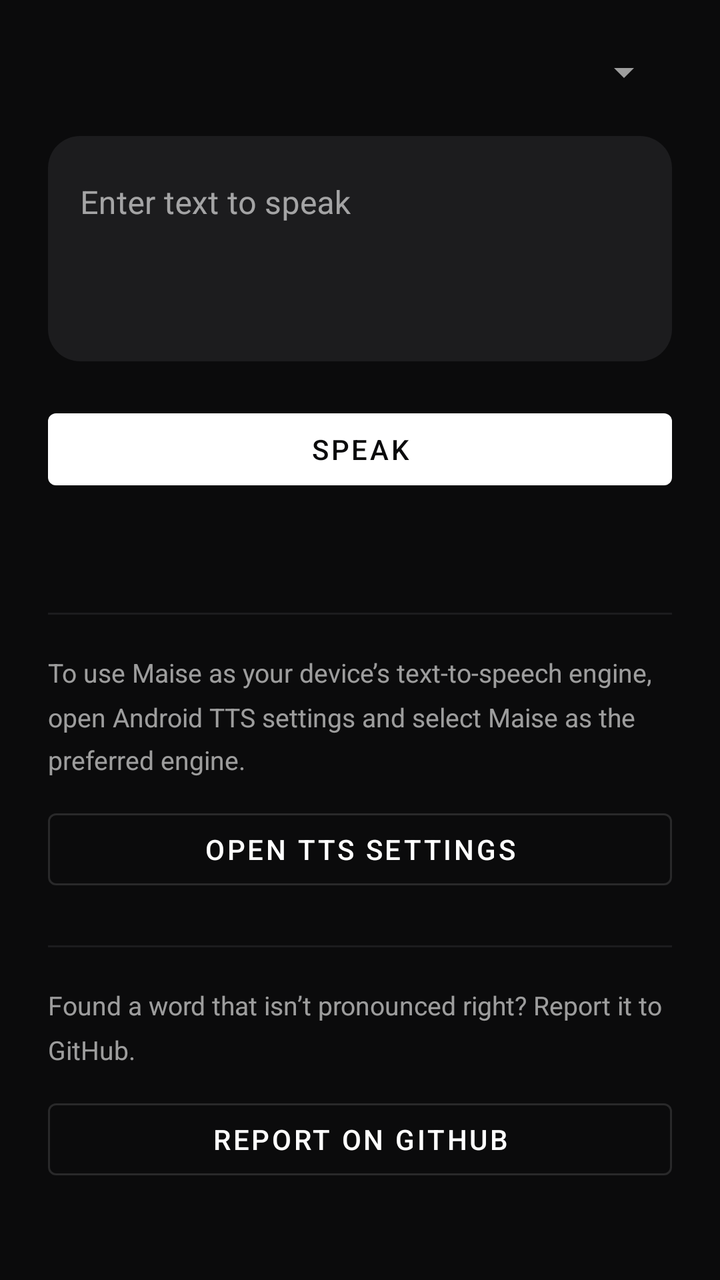
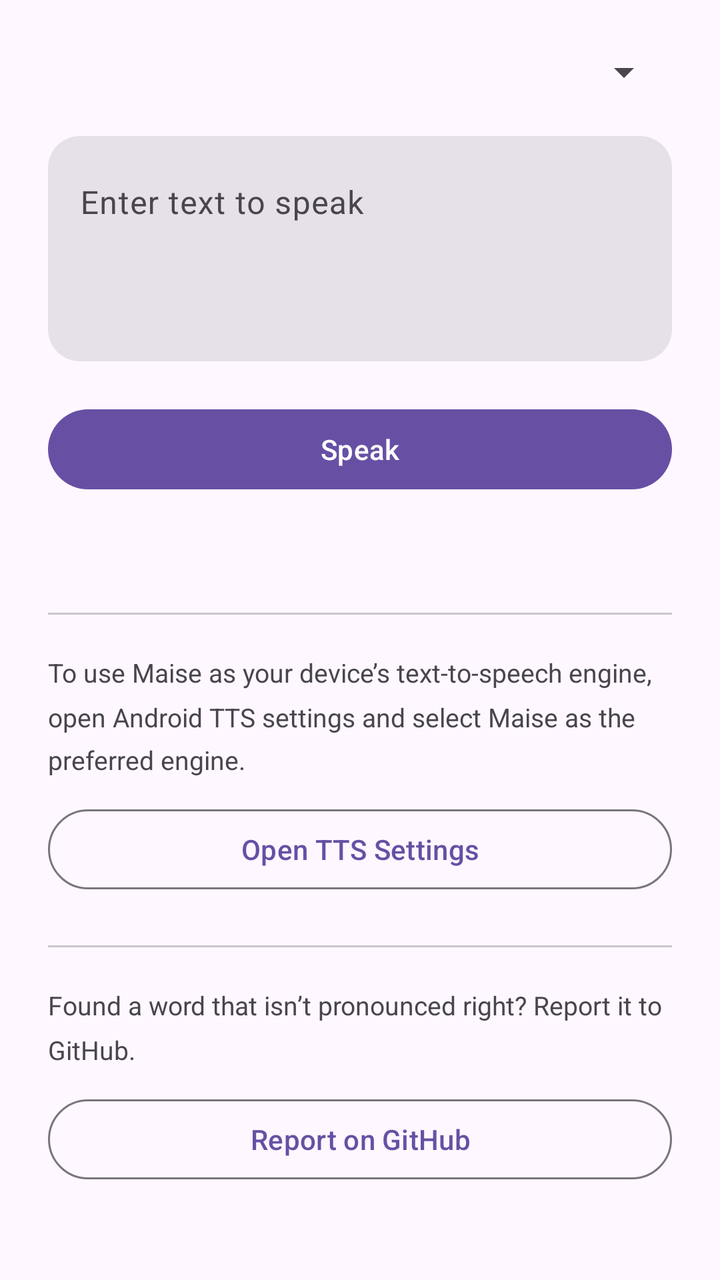

The first picture is an Android layout as it rendered before a commit; the second is the same layout after the commit. The layout source and the unified diff follow.
<!-- AndroidManifest.xml: application theme Theme.Maise -->
<!-- res/layout/fragment_tts.xml -->
<?xml version="1.0" encoding="utf-8"?>
<ScrollView
    xmlns:android="http://schemas.android.com/apk/res/android"
    android:layout_width="match_parent"
    android:layout_height="match_parent"
    android:background="@color/app_background"
    android:fillViewport="true">

    <LinearLayout
        android:layout_width="match_parent"
        android:layout_height="wrap_content"
        android:orientation="vertical"
        android:gravity="center_horizontal"
        android:padding="24dp">

        <Spinner
            android:id="@+id/voiceSpinner"
            android:layout_width="match_parent"
            android:layout_height="wrap_content"
            android:layout_marginBottom="20dp"
            android:popupBackground="@color/surface" />

        <com.google.android.material.textfield.TextInputLayout
            android:layout_width="match_parent"
            android:layout_height="wrap_content"
            android:hint="Enter text to speak"
            android:layout_marginBottom="20dp"
            style="@style/RoundedFilledInput">

            <com.google.android.material.textfield.TextInputEditText
                android:id="@+id/inputText"
                android:layout_width="match_parent"
                android:layout_height="wrap_content"
                android:inputType="textMultiLine"
                android:minLines="4"
                android:gravity="top"
                android:textColor="@color/on_surface"
                android:background="@null" />

        </com.google.android.material.textfield.TextInputLayout>

        <Button
            android:id="@+id/speakButton"
            android:layout_width="match_parent"
            android:layout_height="wrap_content"
            android:text="Speak" />

        <TextView
            android:id="@+id/statusText"
            android:layout_width="match_parent"
            android:layout_height="wrap_content"
            android:layout_marginTop="16dp"
            android:text=""
            android:textColor="@color/hint_text"
            android:textSize="13sp"
            android:gravity="center" />

        <View
            android:layout_width="match_parent"
            android:layout_height="1dp"
            android:layout_marginTop="24dp"
            android:layout_marginBottom="20dp"
            android:background="@color/surface" />

        <TextView
            android:layout_width="match_parent"
            android:layout_height="wrap_content"
            android:layout_marginBottom="12dp"
            android:text="To use Maise as your device&#8217;s text-to-speech engine, open Android TTS settings and select Maise as the preferred engine."
            android:textColor="@color/hint_text"
            android:textSize="13sp"
            android:lineSpacingMultiplier="1.4" />

        <Button
            android:id="@+id/openSettingsButton"
            android:layout_width="match_parent"
            android:layout_height="wrap_content"
            android:text="Open TTS Settings"
            style="?attr/materialButtonOutlinedStyle" />

        <View
            android:layout_width="match_parent"
            android:layout_height="1dp"
            android:layout_marginTop="24dp"
            android:layout_marginBottom="20dp"
            android:background="@color/surface" />

        <TextView
            android:layout_width="match_parent"
            android:layout_height="wrap_content"
            android:layout_marginBottom="12dp"
            android:text="Found a word that isn&#8217;t pronounced right? Report it to GitHub."
            android:textColor="@color/hint_text"
            android:textSize="13sp"
            android:lineSpacingMultiplier="1.4" />

        <Button
            android:id="@+id/reportButton"
            android:layout_width="match_parent"
            android:layout_height="wrap_content"
            android:text="Report on GitHub"
            style="?attr/materialButtonOutlinedStyle" />

    </LinearLayout>

</ScrollView>
<!-- resources referenced by this layout -->
<resources>
  <color name="app_background">#0b0b0c</color>
  <color name="hint_text">#99FFFFFF</color>
  <color name="on_surface">#FFFFFF</color>
  <color name="surface">#1c1c1e</color>
  <style name="RoundedFilledInput" parent="Widget.MaterialComponents.TextInputLayout.FilledBox">
          <item name="boxStrokeWidth">0dp</item>
          <item name="boxStrokeWidthFocused">0dp</item>
          <item name="boxBackgroundColor">@color/surface</item>
          <item name="shapeAppearanceOverlay">@style/RoundedCornerShape</item>
          <item name="hintTextColor">@color/hint_text</item>
          <item name="android:textColorHint">@color/hint_text</item>
      </style>
  <style name="Theme.Maise" parent="Theme.MaterialComponents.DayNight.NoActionBar">
          <item name="colorPrimary">@color/on_surface</item>
          <item name="colorOnPrimary">@color/app_background</item>
          <item name="colorPrimaryVariant">@color/surface</item>
          <item name="colorSurface">@color/surface</item>
          <item name="colorOnSurface">@color/on_surface</item>
          <item name="android:windowBackground">@color/app_background</item>
          <item name="android:textColorPrimary">@color/on_surface</item>
          <item name="android:textColorSecondary">@color/hint_text</item>
          <item name="android:statusBarColor">@color/app_background</item>
          <item name="android:windowLightStatusBar" tools:targetApi="m">false</item>
      </style>
  <style name="RoundedCornerShape">
          <item name="cornerFamily">rounded</item>
          <item name="cornerSize">16dp</item>
      </style>
</resources>

<!-- the commit's change to res/layout/fragment_tts.xml (unified diff, before → after) -->
@@ -3,7 +3,6 @@
     xmlns:android="http://schemas.android.com/apk/res/android"
     android:layout_width="match_parent"
     android:layout_height="match_parent"
-    android:background="@color/app_background"
     android:fillViewport="true">
 
     <LinearLayout
@@ -17,8 +16,7 @@
             android:id="@+id/voiceSpinner"
             android:layout_width="match_parent"
             android:layout_height="wrap_content"
-            android:layout_marginBottom="20dp"
-            android:popupBackground="@color/surface" />
+            android:layout_marginBottom="20dp" />
 
         <com.google.android.material.textfield.TextInputLayout
             android:layout_width="match_parent"
@@ -34,7 +32,7 @@
                 android:inputType="textMultiLine"
                 android:minLines="4"
                 android:gravity="top"
-                android:textColor="@color/on_surface"
+                android:textColor="?attr/colorOnSurface"
                 android:background="@null" />
 
         </com.google.android.material.textfield.TextInputLayout>
@@ -51,7 +49,7 @@
             android:layout_height="wrap_content"
             android:layout_marginTop="16dp"
             android:text=""
-            android:textColor="@color/hint_text"
+            android:textColor="?attr/colorOnSurfaceVariant"
             android:textSize="13sp"
             android:gravity="center" />
 
@@ -60,14 +58,14 @@
             android:layout_height="1dp"
             android:layout_marginTop="24dp"
             android:layout_marginBottom="20dp"
-            android:background="@color/surface" />
+            android:background="?attr/colorOutlineVariant" />
 
         <TextView
             android:layout_width="match_parent"
             android:layout_height="wrap_content"
             android:layout_marginBottom="12dp"
             android:text="To use Maise as your device&#8217;s text-to-speech engine, open Android TTS settings and select Maise as the preferred engine."
-            android:textColor="@color/hint_text"
+            android:textColor="?attr/colorOnSurfaceVariant"
             android:textSize="13sp"
             android:lineSpacingMultiplier="1.4" />
 
@@ -83,14 +81,14 @@
             android:layout_height="1dp"
             android:layout_marginTop="24dp"
             android:layout_marginBottom="20dp"
-            android:background="@color/surface" />
+            android:background="?attr/colorOutlineVariant" />
 
         <TextView
             android:layout_width="match_parent"
             android:layout_height="wrap_content"
             android:layout_marginBottom="12dp"
             android:text="Found a word that isn&#8217;t pronounced right? Report it to GitHub."
-            android:textColor="@color/hint_text"
+            android:textColor="?attr/colorOnSurfaceVariant"
             android:textSize="13sp"
             android:lineSpacingMultiplier="1.4" />
 
<!-- resource entries referenced after the edit -->
@@ -1,28 +1,15 @@
 <!-- resources referenced by this layout -->
 <resources>
-  <color name="app_background">#0b0b0c</color>
-  <color name="hint_text">#99FFFFFF</color>
-  <color name="on_surface">#FFFFFF</color>
-  <color name="surface">#1c1c1e</color>
-  <style name="RoundedFilledInput" parent="Widget.MaterialComponents.TextInputLayout.FilledBox">
+  <style name="RoundedFilledInput" parent="Widget.Material3.TextInputLayout.FilledBox">
           <item name="boxStrokeWidth">0dp</item>
           <item name="boxStrokeWidthFocused">0dp</item>
-          <item name="boxBackgroundColor">@color/surface</item>
+          <item name="boxBackgroundColor">?attr/colorSurfaceContainerHighest</item>
           <item name="shapeAppearanceOverlay">@style/RoundedCornerShape</item>
-          <item name="hintTextColor">@color/hint_text</item>
-          <item name="android:textColorHint">@color/hint_text</item>
       </style>
-  <style name="Theme.Maise" parent="Theme.MaterialComponents.DayNight.NoActionBar">
-          <item name="colorPrimary">@color/on_surface</item>
-          <item name="colorOnPrimary">@color/app_background</item>
-          <item name="colorPrimaryVariant">@color/surface</item>
-          <item name="colorSurface">@color/surface</item>
-          <item name="colorOnSurface">@color/on_surface</item>
-          <item name="android:windowBackground">@color/app_background</item>
-          <item name="android:textColorPrimary">@color/on_surface</item>
-          <item name="android:textColorSecondary">@color/hint_text</item>
-          <item name="android:statusBarColor">@color/app_background</item>
-          <item name="android:windowLightStatusBar" tools:targetApi="m">false</item>
+  <style name="Theme.Maise" parent="Theme.Material3.DayNight.NoActionBar">
+          <item name="android:windowDrawsSystemBarBackgrounds">true</item>
+          <item name="android:statusBarColor">@android:color/transparent</item>
+          <item name="android:windowLightStatusBar">true</item>
       </style>
   <style name="RoundedCornerShape">
           <item name="cornerFamily">rounded</item>
